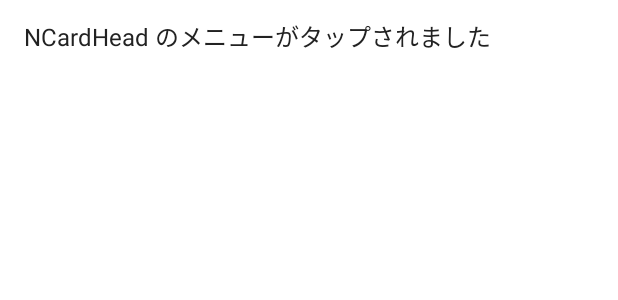
After one commit to Mithrandir815/NFrameUI, an Android app built with Jetpack Compose: the @Preview function NCardBottomSheet, on a phone screen of 412 x 824 dp. The commit adds this screen. Shown: the top 300 px of the screen. Run offline under Robolectric (Android 15) with nearby library versions, the phone set to English and light mode, and no system bars.

Commit message:
[KYOIKU-40737] NFrameUIアプリのNCard画面の作成 (20) (#41)

```diff
--- /dev/null
+++ b/app/src/main/java/nico/ed/nnn/zane/nframe/ui/compose/organisms/NCardBottomSheet.kt
@@ -0,0 +1,32 @@
+package nico.ed.nnn.zane.nframe.ui.compose.organisms
+
+import androidx.compose.foundation.layout.Row
+import androidx.compose.foundation.layout.fillMaxWidth
+import androidx.compose.foundation.layout.height
+import androidx.compose.foundation.layout.padding
+import androidx.compose.material.Text
+import androidx.compose.runtime.Composable
+import androidx.compose.ui.Alignment
+import androidx.compose.ui.Modifier
+import androidx.compose.ui.tooling.preview.Preview
+import androidx.compose.ui.unit.dp
+import androidx.compose.ui.unit.sp
+import nico.ed.nnn.zane.nframe.ui.theme.Gray900
+
+@Preview(showBackground = true)
+@Composable
+fun NCardBottomSheet() {
+    Row(
+        modifier = Modifier
+            .padding(horizontal = 16.dp)
+            .fillMaxWidth()
+            .height(48.dp),
+        verticalAlignment = Alignment.CenterVertically
+    ) {
+        Text(
+            text = "NCardHead のメニューがタップされました",
+            color = Gray900,
+            fontSize = 16.sp
+        )
+    }
+}
--- a/app/src/main/java/nico/ed/nnn/zane/nframe/ui/theme/Color.kt
+++ b/app/src/main/java/nico/ed/nnn/zane/nframe/ui/theme/Color.kt
@@ -5,3 +5,4 @@ import androidx.compose.ui.graphics.Color
 val Blue500 = Color(0xFF4F73E3)
 val Gray400 = Color(0xFFB3B3B3)
 val Gray500 = Color(0xFF828282)
+val Gray900 = Color(0xFF222222)
```
Also changed, not shown: app/src/main/java/nico/ed/nnn/zane/nframe/ui/compose/organisms/NCardPreview.kt (+7 -3 lines), app/src/main/java/nico/ed/nnn/zane/nframe/ui/compose/pages/NCard.kt (+31 -4 lines).
